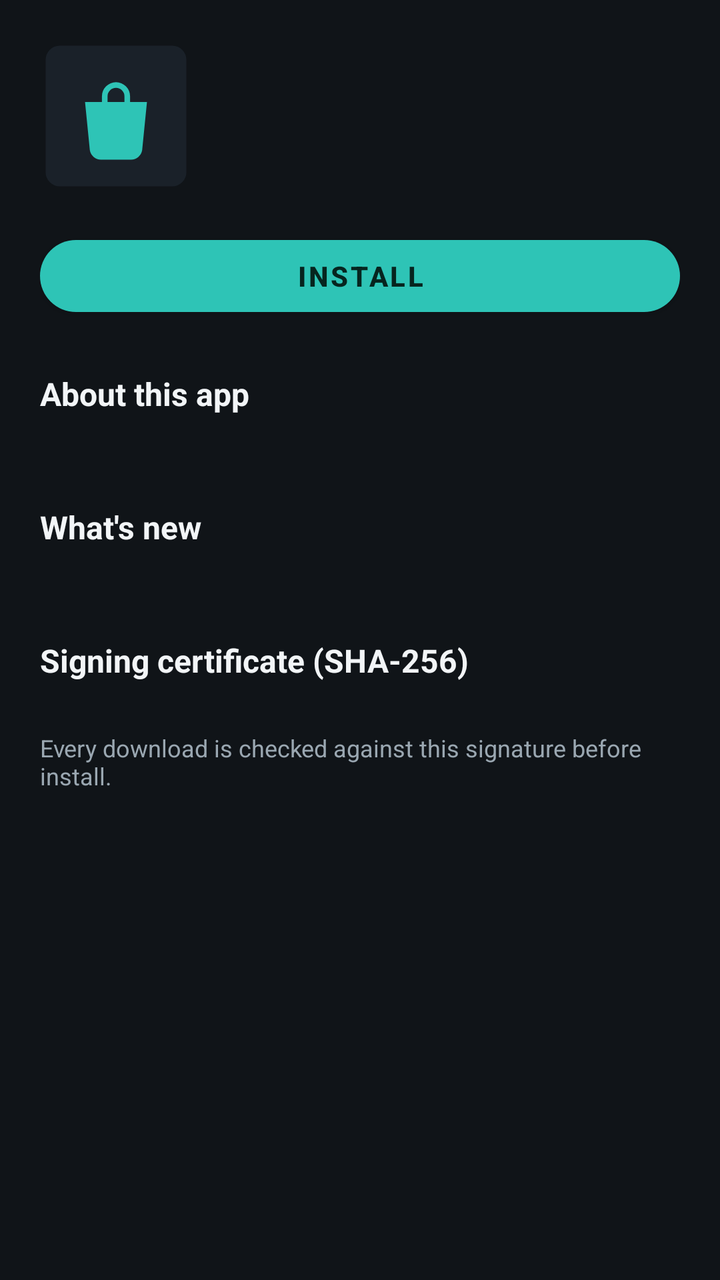
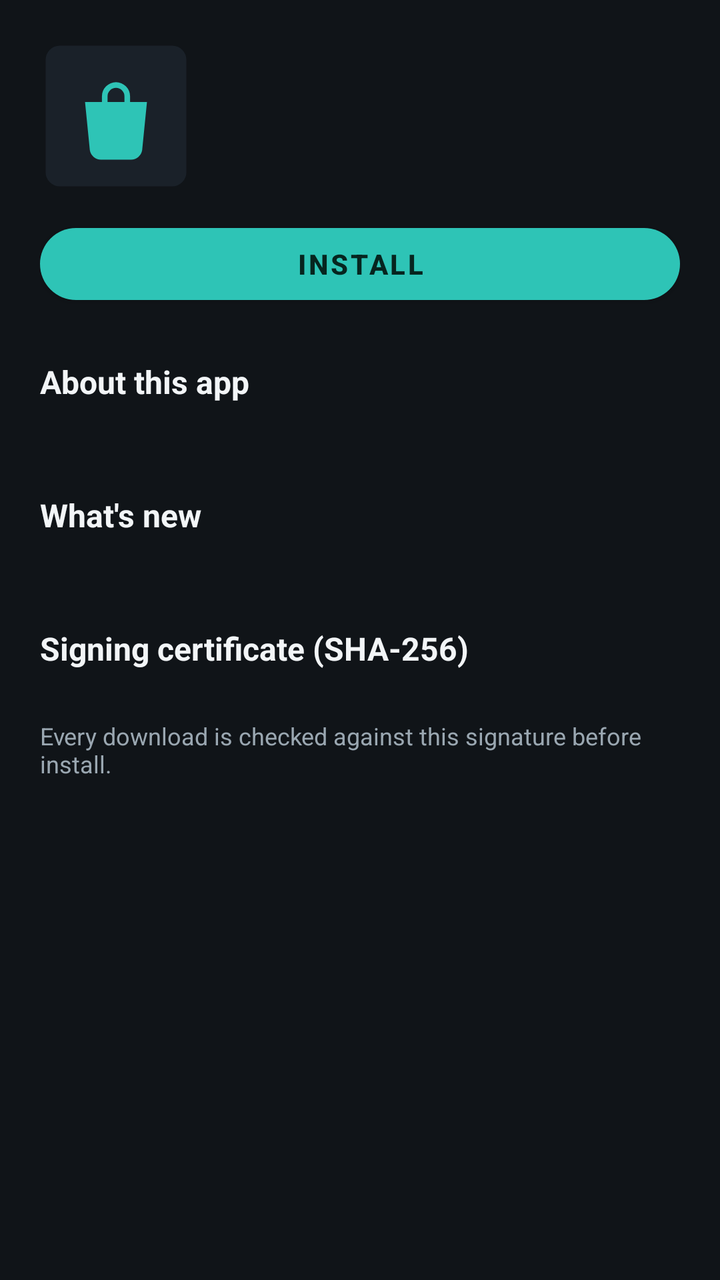

Two renders of the same Android screen: before a commit and after it. Below are the layout's source before the change and the commit's diff.
<!-- AndroidManifest.xml: application theme Theme.MBOXStore -->
<!-- res/layout/activity_detail.xml -->
<?xml version="1.0" encoding="utf-8"?>
<ScrollView xmlns:android="http://schemas.android.com/apk/res/android"
    android:layout_width="match_parent"
    android:layout_height="match_parent"
    android:background="@color/bg">

    <LinearLayout
        android:layout_width="match_parent"
        android:layout_height="wrap_content"
        android:orientation="vertical"
        android:padding="20dp">

        <LinearLayout
            android:layout_width="match_parent"
            android:layout_height="wrap_content"
            android:gravity="center_vertical"
            android:orientation="horizontal">

            <ImageView
                android:id="@+id/icon"
                android:layout_width="76dp"
                android:layout_height="76dp"
                android:contentDescription="@null"
                android:src="@drawable/ic_app_placeholder" />

            <LinearLayout
                android:layout_width="0dp"
                android:layout_height="wrap_content"
                android:layout_marginStart="14dp"
                android:layout_weight="1"
                android:orientation="vertical">

                <TextView
                    android:id="@+id/name"
                    android:layout_width="wrap_content"
                    android:layout_height="wrap_content"
                    android:textColor="@color/text_primary"
                    android:textSize="21sp"
                    android:textStyle="bold" />

                <TextView
                    android:id="@+id/developer"
                    android:layout_width="wrap_content"
                    android:layout_height="wrap_content"
                    android:layout_marginTop="2dp"
                    android:textColor="@color/accent"
                    android:textSize="14sp" />

                <TextView
                    android:id="@+id/meta"
                    android:layout_width="wrap_content"
                    android:layout_height="wrap_content"
                    android:layout_marginTop="2dp"
                    android:textColor="@color/text_secondary"
                    android:textSize="13sp" />
            </LinearLayout>
        </LinearLayout>

        <Button
            android:id="@+id/action"
            style="@style/Widget.MBOXStore.ActionButton"
            android:layout_width="match_parent"
            android:layout_height="wrap_content"
            android:layout_marginTop="18dp"
            android:text="Install" />

        <ProgressBar
            android:id="@+id/progress"
            style="?android:attr/progressBarStyleHorizontal"
            android:layout_width="match_parent"
            android:layout_height="wrap_content"
            android:layout_marginTop="12dp"
            android:max="100"
            android:visibility="gone" />

        <Button
            android:id="@+id/cancel"
            style="@style/Widget.MBOXStore.SecondaryButton"
            android:layout_width="match_parent"
            android:layout_height="wrap_content"
            android:layout_marginTop="10dp"
            android:text="Cancel download"
            android:visibility="gone" />

        <TextView
            android:id="@+id/status"
            android:layout_width="wrap_content"
            android:layout_height="wrap_content"
            android:layout_marginTop="10dp"
            android:textColor="@color/text_secondary"
            android:textSize="13sp"
            android:visibility="gone" />

        <LinearLayout
            android:id="@+id/shotsBox"
            android:layout_width="match_parent"
            android:layout_height="wrap_content"
            android:layout_marginTop="20dp"
            android:orientation="vertical"
            android:visibility="gone">

            <TextView
                android:layout_width="wrap_content"
                android:layout_height="wrap_content"
                android:text="@string/screenshots_title"
                android:textColor="@color/text_primary"
                android:textSize="16sp"
                android:textStyle="bold" />

            <HorizontalScrollView
                android:layout_width="match_parent"
                android:layout_height="wrap_content"
                android:layout_marginTop="8dp"
                android:scrollbars="none">

                <LinearLayout
                    android:id="@+id/shotsRow"
                    android:layout_width="wrap_content"
                    android:layout_height="wrap_content"
                    android:orientation="horizontal" />
            </HorizontalScrollView>
        </LinearLayout>

        <TextView
            android:layout_width="wrap_content"
            android:layout_height="wrap_content"
            android:layout_marginTop="24dp"
            android:text="@string/about_title"
            android:textColor="@color/text_primary"
            android:textSize="16sp"
            android:textStyle="bold" />

        <TextView
            android:id="@+id/description"
            android:layout_width="match_parent"
            android:layout_height="wrap_content"
            android:layout_marginTop="6dp"
            android:textColor="@color/text_primary"
            android:textSize="14sp" />

        <LinearLayout
            android:id="@+id/changelogBox"
            android:layout_width="match_parent"
            android:layout_height="wrap_content"
            android:layout_marginTop="20dp"
            android:orientation="vertical">

            <TextView
                android:layout_width="wrap_content"
                android:layout_height="wrap_content"
                android:text="@string/whats_new"
                android:textColor="@color/text_primary"
                android:textSize="16sp"
                android:textStyle="bold" />

            <TextView
                android:id="@+id/changelog"
                android:layout_width="match_parent"
                android:layout_height="wrap_content"
                android:layout_marginTop="6dp"
                android:textColor="@color/text_secondary"
                android:textSize="14sp" />
        </LinearLayout>

        <LinearLayout
            android:id="@+id/certBox"
            android:layout_width="match_parent"
            android:layout_height="wrap_content"
            android:layout_marginTop="20dp"
            android:orientation="vertical">

            <TextView
                android:layout_width="wrap_content"
                android:layout_height="wrap_content"
                android:text="@string/signature_title"
                android:textColor="@color/text_primary"
                android:textSize="16sp"
                android:textStyle="bold" />

            <TextView
                android:id="@+id/cert"
                android:layout_width="match_parent"
                android:layout_height="wrap_content"
                android:layout_marginTop="6dp"
                android:fontFamily="monospace"
                android:textColor="@color/text_secondary"
                android:textSize="11sp" />

            <TextView
                android:layout_width="match_parent"
                android:layout_height="wrap_content"
                android:layout_marginTop="4dp"
                android:text="@string/signature_note"
                android:textColor="@color/text_secondary"
                android:textSize="12sp" />
        </LinearLayout>
    </LinearLayout>
</ScrollView>
<!-- resources referenced by this layout -->
<resources>
  <color name="accent">#2EC4B6</color>
  <color name="bg">#101418</color>
  <color name="text_primary">#F2F5F7</color>
  <color name="text_secondary">#9AA7B1</color>
  <!-- drawable ic_app_placeholder (drawable) -->
  <?xml version="1.0" encoding="utf-8"?>
  <vector xmlns:android="http://schemas.android.com/apk/res/android"
      android:width="52dp"
      android:height="52dp"
      android:viewportWidth="108"
      android:viewportHeight="108">
      <path
          android:fillColor="#1A2129"
          android:pathData="M14,4 h80 a10,10 0 0 1 10,10 v80 a10,10 0 0 1 -10,10 h-80 a10,10 0 0 1 -10,-10 v-80 a10,10 0 0 1 10,-10 z" />
      <path
          android:fillColor="#2EC4B6"
          android:pathData="M54,30 a10,10 0 0 1 10,10 v4 h-4 v-4 a6,6 0 0 0 -12,0 v4 h-4 v-4 a10,10 0 0 1 10,-10 z M32,44 h44 l-3.4,34.2 A8,8 0 0 1 64.6,85 H43.4 a8,8 0 0 1 -8,-6.8 z" />
  </vector>
  <string name="about_title">About this app</string>
  <string name="screenshots_title">Screenshots</string>
  <string name="signature_note">Every download is checked against this signature before install.</string>
  <string name="signature_title">Signing certificate (SHA-256)</string>
  <string name="whats_new">What\'s new</string>
  <style name="Widget.MBOXStore.ActionButton" parent="Widget.MaterialComponents.Button">
          <item name="android:textSize">14sp</item>
          <item name="android:textStyle">bold</item>
          <item name="cornerRadius">20dp</item>
          <item name="android:paddingStart">18dp</item>
          <item name="android:paddingEnd">18dp</item>
      </style>
  <style name="Widget.MBOXStore.SecondaryButton" parent="Widget.MaterialComponents.Button.OutlinedButton">
          <item name="android:textSize">14sp</item>
          <item name="android:textStyle">bold</item>
          <item name="cornerRadius">20dp</item>
          <item name="android:paddingStart">18dp</item>
          <item name="android:paddingEnd">18dp</item>
      </style>
  <style name="Theme.MBOXStore" parent="Theme.MaterialComponents.NoActionBar">
          <item name="colorPrimary">@color/accent</item>
          <item name="colorPrimaryVariant">@color/accent_dark</item>
          <item name="colorOnPrimary">#06251F</item>
          <item name="colorSurface">@color/surface</item>
          <item name="colorOnSurface">@color/text_primary</item>
          <item name="android:windowBackground">@color/bg</item>
          <item name="android:statusBarColor">@color/bg</item>
          <item name="android:navigationBarColor">@color/bg</item>
      </style>
  <color name="accent_dark">#1F8A80</color>
  <color name="surface">#1A2129</color>
</resources>

<!-- the commit's change to res/layout/activity_detail.xml (unified diff, before → after) -->
@@ -56,13 +56,56 @@
             </LinearLayout>
         </LinearLayout>
 
+        <TextView
+            android:id="@+id/price"
+            android:layout_width="wrap_content"
+            android:layout_height="wrap_content"
+            android:layout_marginTop="14dp"
+            android:textColor="@color/accent"
+            android:textSize="17sp"
+            android:textStyle="bold"
+            android:visibility="gone" />
+
         <Button
             android:id="@+id/action"
             style="@style/Widget.MBOXStore.ActionButton"
             android:layout_width="match_parent"
             android:layout_height="wrap_content"
-            android:layout_marginTop="18dp"
+            android:layout_marginTop="12dp"
             android:text="Install" />
+
+        <Button
+            android:id="@+id/supportBtn"
+            style="@style/Widget.MBOXStore.SecondaryButton"
+            android:layout_width="match_parent"
+            android:layout_height="wrap_content"
+            android:layout_marginTop="10dp"
+            android:text="Support the developer"
+            android:visibility="gone" />
+
+        <LinearLayout
+            android:id="@+id/iapBox"
+            android:layout_width="match_parent"
+            android:layout_height="wrap_content"
+            android:layout_marginTop="20dp"
+            android:orientation="vertical"
+            android:visibility="gone">
+
+            <TextView
+                android:layout_width="wrap_content"
+                android:layout_height="wrap_content"
+                android:text="In-app purchases"
+                android:textColor="@color/text_primary"
+                android:textSize="16sp"
+                android:textStyle="bold" />
+
+            <LinearLayout
+                android:id="@+id/iapRows"
+                android:layout_width="match_parent"
+                android:layout_height="wrap_content"
+                android:layout_marginTop="6dp"
+                android:orientation="vertical" />
+        </LinearLayout>
 
         <ProgressBar
             android:id="@+id/progress"
